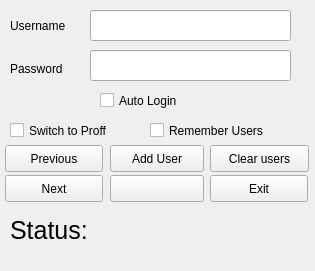
The window that main1.ui (abhisheklfs/Cyberoam-Client) describes before a commit, drawn with Qt 5.
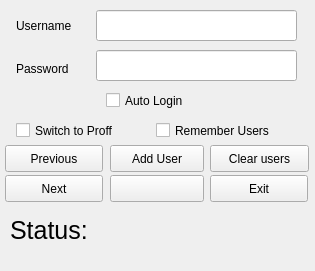
The same window after the commit. Icons and pictures are not drawn.

```diff
--- a/main1.ui
+++ b/main1.ui
@@ -20,7 +20,7 @@
   <widget class="QLabel" name="label">
    <property name="geometry">
     <rect>
-     <x>10</x>
+     <x>16</x>
      <y>10</y>
      <width>71</width>
      <height>31</height>
@@ -33,7 +33,7 @@
   <widget class="QLineEdit" name="lineEdit">
    <property name="geometry">
     <rect>
-     <x>90</x>
+     <x>96</x>
      <y>10</y>
      <width>201</width>
      <height>31</height>
@@ -43,7 +43,7 @@
   <widget class="QLabel" name="label_2">
    <property name="geometry">
     <rect>
-     <x>10</x>
+     <x>16</x>
      <y>60</y>
      <width>66</width>
      <height>17</height>
@@ -56,7 +56,7 @@
   <widget class="QLineEdit" name="lineEdit_2">
    <property name="geometry">
     <rect>
-     <x>90</x>
+     <x>96</x>
      <y>50</y>
      <width>201</width>
      <height>31</height>
@@ -163,9 +163,9 @@
   <widget class="QCheckBox" name="checkBox">
    <property name="geometry">
     <rect>
-     <x>100</x>
+     <x>106</x>
      <y>90</y>
-     <width>131</width>
+     <width>130</width>
      <height>21</height>
     </rect>
    </property>
@@ -176,9 +176,9 @@
   <widget class="QCheckBox" name="checkBox_2">
    <property name="geometry">
     <rect>
-     <x>150</x>
+     <x>156</x>
      <y>120</y>
-     <width>141</width>
+     <width>140</width>
      <height>21</height>
     </rect>
    </property>
@@ -215,9 +215,9 @@
   <widget class="QCheckBox" name="checkBox_3">
    <property name="geometry">
     <rect>
-     <x>10</x>
+     <x>16</x>
      <y>120</y>
-     <width>121</width>
+     <width>120</width>
      <height>21</height>
     </rect>
    </property>
```
